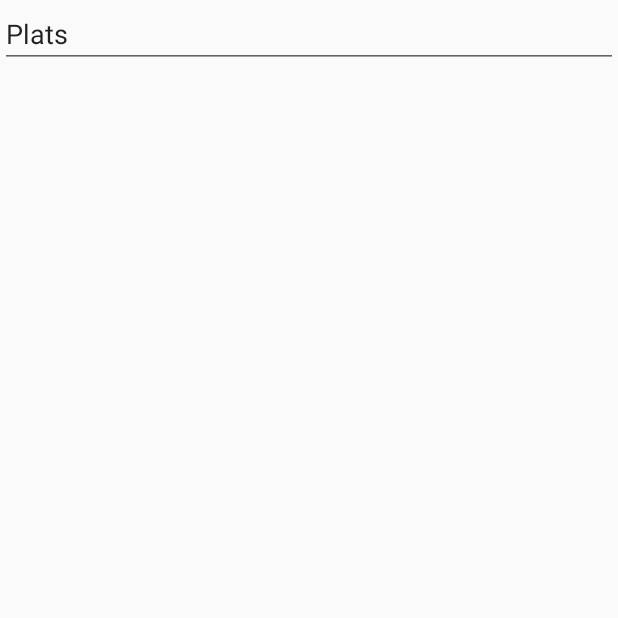
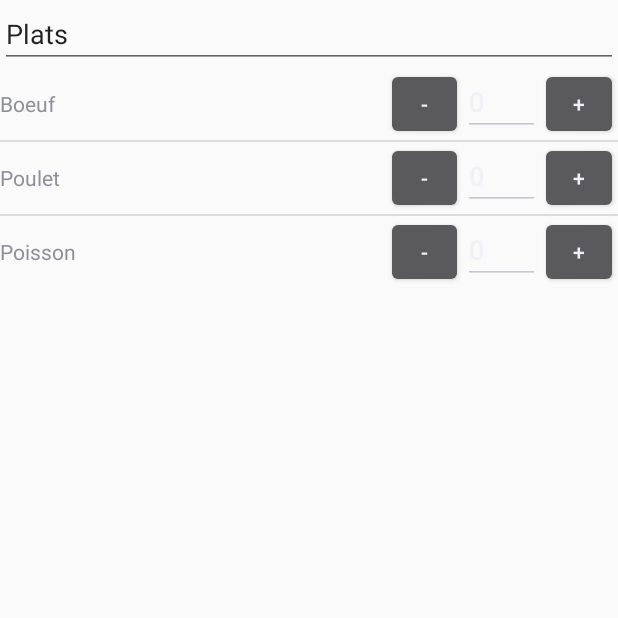
Before and after one commit to Ikzue/MenuFac, an Android app: the screen it shows after launch (CommandeActivity), after a tap on "TABLE 1", on a phone screen of 412 x 824 dp, the top half of it. Run offline under Robolectric (Android 15) with nearby library versions, the phone set to English and light mode, and no system bars.

Commit message:
ListViewAdapter liste plats

```diff
--- a/app/src/main/java/com/example/a3528315/menufac/CommandeActivity.java
+++ b/app/src/main/java/com/example/a3528315/menufac/CommandeActivity.java
@@ -1,5 +1,6 @@
 package com.example.a3528315.menufac;
 
+import android.content.Context;
 import android.os.Bundle;
 import android.support.design.widget.NavigationView;
 import android.support.v4.widget.DrawerLayout;
@@ -9,22 +10,24 @@ import android.view.View;
 import android.widget.EditText;
 import android.widget.ListView;
 import com.example.a3528315.menufac.classes.*;
+import com.example.a3528315.menufac.commands.CommandItemAdapter;
 
 import java.util.List;
 
 public class CommandeActivity extends AppCompatActivity {
+    private Context c;
+    private ListView listePlats;
+
     private DrawerLayout drawerLayout;
-    DB database;
 
     @Override
     protected void onCreate(Bundle savedInstanceState) {
         super.onCreate(savedInstanceState);
         setContentView(R.layout.activity_commande);
 
-
+        c = getBaseContext();
 
         drawerLayout = findViewById(R.id.drawer_layout);
-
         NavigationView navigationView = findViewById(R.id.nav_view);
         navigationView.setNavigationItemSelectedListener(
                 new NavigationView.OnNavigationItemSelectedListener() {
@@ -36,25 +39,59 @@ public class CommandeActivity extends AppCompatActivity {
                         drawerLayout.closeDrawers();
 
                         // Add code here to update the UI based on the item selected
+                        List<CommandItem> items = null;
+                        switch (menuItem.getItemId()) {
+                            case R.id.drawer_entree:
+                                items = DB.getEntrees();
+                                break;
+
+                            case R.id.drawer_plat:
+                                items = DB.getPlats();
+                                break;
+
+                            case R.id.drawer_dessert:
+                                items = DB.getDesserts();
+                                break;
+
+                            /*case R.id.drawer_boisson:
+                                items = DB.getEntrees();
+                                break;*/
+
+
+                        }
+
+                        if (items != null) {
+                            CommandItemAdapter adapter = new CommandItemAdapter(c, items);
+                            listePlats.setAdapter(adapter);
+                        }
+
+
                         // For example, swap UI fragments here
 
                         return true;
                     }
                 });
 
-        ListView listView = findViewById(R.id.ActivityCommandeListePlats);
+        listePlats = findViewById(R.id.ActivityCommandeListePlats);
+
+        //TODO lequel est défaut ?
+        CommandItemAdapter adapter = new CommandItemAdapter(c, DB.getPlats());
+        listePlats.setAdapter(adapter);
 
     }
-    public void incrementer(View sender){
-        String s = (String) sender.getTag().toString();
+
+    /*
+    public void incrementer(View v){
+        String s = (String) v.getTag().toString();
         int id = getResources().getIdentifier(s,"id", getApplicationContext().getPackageName());
         EditText editNumero = (EditText) findViewById(id);
         int nbPlats = Integer.valueOf(editNumero.getText().toString());
         nbPlats += 1;
         editNumero.setText(String.valueOf(nbPlats));
     }
-    public void decrementer(View sender){
-        String s = (String) sender.getTag().toString();
+
+    public void decrementer(View v){
+        String s = (String) v.getTag().toString();
         int id = getResources().getIdentifier(s,"id", getApplicationContext().getPackageName());
         EditText editNumero = (EditText) findViewById(id);
         int nbPlats = Integer.valueOf(editNumero.getText().toString());
@@ -62,4 +99,5 @@ public class CommandeActivity extends AppCompatActivity {
             nbPlats -= 1;
         editNumero.setText(String.valueOf(nbPlats));
     }
+    */
 }
--- /dev/null
+++ b/app/src/main/java/com/example/a3528315/menufac/classes/CommandItem.java
@@ -0,0 +1,20 @@
+package com.example.a3528315.menufac.classes;
+
+public class CommandItem {
+    private String nom;
+    private float prix;
+
+
+    public CommandItem(String nom, float prix) {
+        this.nom = nom;
+        this.prix = prix;
+    }
+
+    public String getNom() {
+        return nom;
+    }
+
+    public float getPrix(){
+        return prix;
+    }
+}
--- a/app/src/main/java/com/example/a3528315/menufac/classes/DB.java
+++ b/app/src/main/java/com/example/a3528315/menufac/classes/DB.java
@@ -8,18 +8,18 @@ import java.util.List;
  */
 
 public class DB {
-    private static List<Plat> entrees;
-    private static List<Plat> plats;
-    private static List<Plat> desserts;
-    private static List<Plat> boissons;
-    private static List<Menu> menus;
+    private static List<CommandItem> entrees;
+    private static List<CommandItem> plats;
+    private static List<CommandItem> desserts;
+    private static List<CommandItem> boissons;
+    private static List<CommandItem> menus;
 
     public static void initRestaurant() {
-        entrees = new ArrayList<Plat>();
-        plats = new ArrayList<Plat>();
-        desserts = new ArrayList<Plat>();
-        boissons = new ArrayList<Plat>();
-        menus = new ArrayList<Menu>();
+        entrees = new ArrayList<CommandItem>();
+        plats = new ArrayList<CommandItem>();
+        desserts = new ArrayList<CommandItem>();
+        boissons = new ArrayList<CommandItem>();
+        menus = new ArrayList<CommandItem>();
 
         Plat e1 = new Entree("Salade",5.0f);
         Plat e2 = new Entree("Soupe",7.0f);
@@ -55,19 +55,19 @@ public class DB {
         menus.add(m1);
         menus.add(m2);
     }
-    public List<Plat> getEntrees(){
+    public static List<CommandItem> getEntrees(){
         return entrees;
     }
-    public List<Plat> getPlats(){
+    public static List<CommandItem> getPlats(){
         return plats;
     }
-    public List<Plat> getDesserts(){
+    public static List<CommandItem> getDesserts(){
         return desserts;
     }
-    public List<Plat> getBoissons(){
+    public static List<CommandItem> getBoissons(){
         return boissons;
     }
-    public List<Menu> getMenus(){
+    public static List<CommandItem> getMenus(){
         return menus;
     }
 }
--- a/app/src/main/java/com/example/a3528315/menufac/classes/Menu.java
+++ b/app/src/main/java/com/example/a3528315/menufac/classes/Menu.java
@@ -4,17 +4,14 @@ package com.example.a3528315.menufac.classes;
  * Created by 3528315 on 09/04/19.
  */
 
-public class Menu{
-    private String nom;
-    private float prix;
+public class Menu extends CommandItem {
     private Plat entree;
     private Plat plat;
     private Plat dessert;
     private Plat boisson;
 
     Menu(String nom, float prix, Plat entree, Plat plat, Plat dessert, Plat boisson){
-        this.nom = nom;
-        this.prix = prix;
+        super(nom,prix);
         this.entree = entree;
         this.plat = plat;
         this.dessert = dessert;
--- a/app/src/main/java/com/example/a3528315/menufac/classes/Plat.java
+++ b/app/src/main/java/com/example/a3528315/menufac/classes/Plat.java
@@ -4,20 +4,8 @@ package com.example.a3528315.menufac.classes;
  * Created by 3528315 on 09/04/19.
  */
 
-public class Plat {
-    private String nom;
-    private float prix;
-
+public class Plat extends CommandItem {
     Plat(String nom, float prix) {
-        this.nom = nom;
-        this.prix = prix;
+        super(nom,prix);
     }
-
-    public String getNom() {
-        return nom;
-    }
-    public float getPrix(){
-        return prix;
-    }
-
 }
--- /dev/null
+++ b/app/src/main/java/com/example/a3528315/menufac/commands/CommandItemAdapter.java
@@ -0,0 +1,95 @@
+package com.example.a3528315.menufac.commands;
+
+import android.content.Context;
+import android.content.Intent;
+import android.support.annotation.NonNull;
+import android.view.LayoutInflater;
+import android.view.View;
+import android.view.ViewGroup;
+import android.widget.ArrayAdapter;
+import android.widget.Button;
+import android.widget.EditText;
+import android.widget.TextView;
+
+import com.example.a3528315.menufac.R;
+import com.example.a3528315.menufac.classes.CommandItem;
+
+import java.util.List;
+
+public class CommandItemAdapter  extends ArrayAdapter<CommandItem> {
+
+    public CommandItemAdapter(@NonNull Context context, @NonNull List<CommandItem> commandItems) {
+        super(context, 0, commandItems);
+    }
+
+    @Override
+    public View getView(int position, View convertView, ViewGroup parent) {
+        final PlatViewHolder viewHolder;
+        if (convertView == null) {
+            convertView = LayoutInflater.from(getContext()).inflate(R.layout.item_plat, parent, false);
+            viewHolder = new PlatViewHolder();
+            viewHolder.namePlat = (TextView) convertView.findViewById(R.id.itemPlat_name);
+
+            viewHolder.minusBtn = (Button) convertView.findViewById(R.id.itemPlat_minus);
+            viewHolder.minusBtn.setOnClickListener(new View.OnClickListener() {
+                @Override
+                public void onClick(View v) {
+                    int nbPlats = Integer.valueOf(viewHolder.numberPlat.getText().toString());
+                    if(nbPlats > 0)
+                        nbPlats -= 1;
+                    viewHolder.numberPlat.setText(String.valueOf(nbPlats));
+
+                    //TODO modif objet commande
+                }
+            });
+
+            viewHolder.numberPlat = (EditText) convertView.findViewById(R.id.itemPlat_number);
+
+            viewHolder.plusBtn = (Button) convertView.findViewById(R.id.itemPlat_plus);
+            viewHolder.plusBtn.setOnClickListener(new View.OnClickListener() {
+                @Override
+                public void onClick(View v) {
+                    int nbPlats = Integer.valueOf(viewHolder.numberPlat.getText().toString());
+                    nbPlats += 1;
+                    viewHolder.numberPlat.setText(String.valueOf(nbPlats));
+
+                    //TODO modif objet commande
+                }
+            });
+
+            convertView.setTag(viewHolder);
+        } else {
+            viewHolder = (PlatViewHolder) convertView.getTag();
+        }
+
+        CommandItem commandItem = getItem(position);
+
+        viewHolder.namePlat.setText(commandItem.getNom());
+
+        //TODO init nombre plats en fonction de la commande
+        viewHolder.numberPlat.setText("0");
+
+        /*
+        switch (level){
+            case 0:
+                viewHolder.Score.setText(String.valueOf(playerScore.getEasyScore()));
+                break;
+            case 1:
+                viewHolder.Score.setText(String.valueOf(playerScore.getMediumScore()));
+                break;
+            case 2:
+                viewHolder.Score.setText(String.valueOf(playerScore.getDifficultScore()));
+                break;
+        }
+        */
+
+        return convertView;
+    }
+
+    private class PlatViewHolder {
+        public TextView namePlat;
+        public Button minusBtn;
+        public EditText numberPlat;
+        public Button plusBtn;
+    }
+}
--- a/app/src/main/res/layout/item_plat.xml
+++ b/app/src/main/res/layout/item_plat.xml
@@ -4,42 +4,40 @@
     android:layout_height="match_parent">
     <LinearLayout
         android:layout_width="match_parent"
-        android:layout_height="wrap_content"
+        android:layout_height="match_parent"
         android:layout_weight="0"
         android:orientation="horizontal">
 
         <TextView
-            android:id="@+id/Plat1"
+            android:id="@+id/itemPlat_name"
             android:layout_width="0dp"
             android:layout_height="wrap_content"
             android:layout_weight="10"
-            android:text="Plat 1" />
+            android:text="Medium Text" />
 
         <Button
-            android:id="@+id/minus1"
+            android:id="@+id/itemPlat_minus"
             android:layout_width="0dp"
             android:layout_height="wrap_content"
             android:layout_weight="2"
             android:onClick="decrementer"
-            android:tag="number1"
             android:text="-" />
 
         <EditText
-            android:id="@+id/number1"
+            android:id="@+id/itemPlat_number"
             android:layout_width="0dp"
             android:layout_height="wrap_content"
             android:layout_weight="2"
             android:ems="10"
-            android:inputType="textPersonName"
+            android:inputType="number"
             android:text="0" />
 
         <Button
-            android:id="@+id/plus1"
+            android:id="@+id/itemPlat_plus"
             android:layout_width="0dp"
             android:layout_height="wrap_content"
             android:layout_weight="2"
             android:onClick="incrementer"
-            android:tag="number1"
             android:text="+" />
     </LinearLayout>
 </android.support.constraint.ConstraintLayout>
--- a/app/src/main/res/menu/drawer_view.xml
+++ b/app/src/main/res/menu/drawer_view.xml
@@ -2,16 +2,16 @@
 <menu xmlns:android="http://schemas.android.com/apk/res/android">
     <group android:checkableBehavior="single">
         <item
-            android:id="@+id/plats"
+            android:id="@+id/drawer_entree"
+            android:title="@string/entrees" />
+        <item
+            android:id="@+id/drawer_plat"
             android:title="@string/plats" />
         <item
-            android:id="@+id/entrees"
-            android:title="@string/entrees" />
-        <item
-            android:id="@+id/desserts"
+            android:id="@+id/drawer_dessert"
             android:title="@string/desserts" />
         <item
-            android:id="@+id/panier"
+            android:id="@+id/drawer_panier"
             android:title="@string/panier" />
     </group>
 
```
Also changed, not shown: app/src/main/java/com/example/a3528315/menufac/classes/Commande.java (+5 -5 lines).
